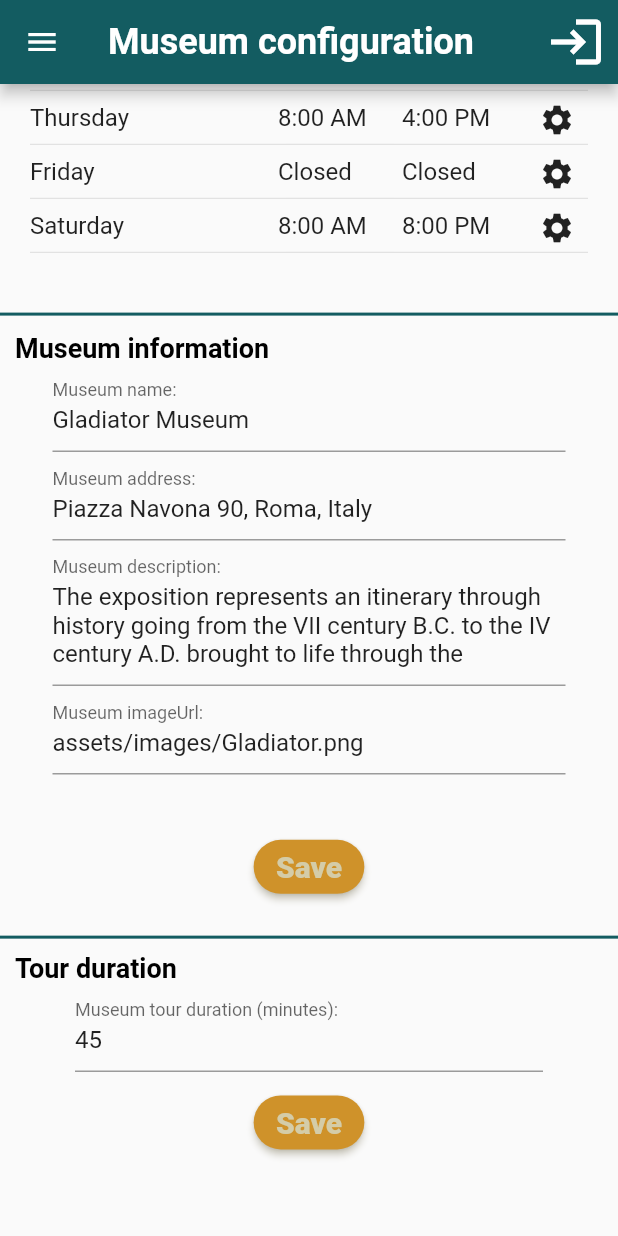
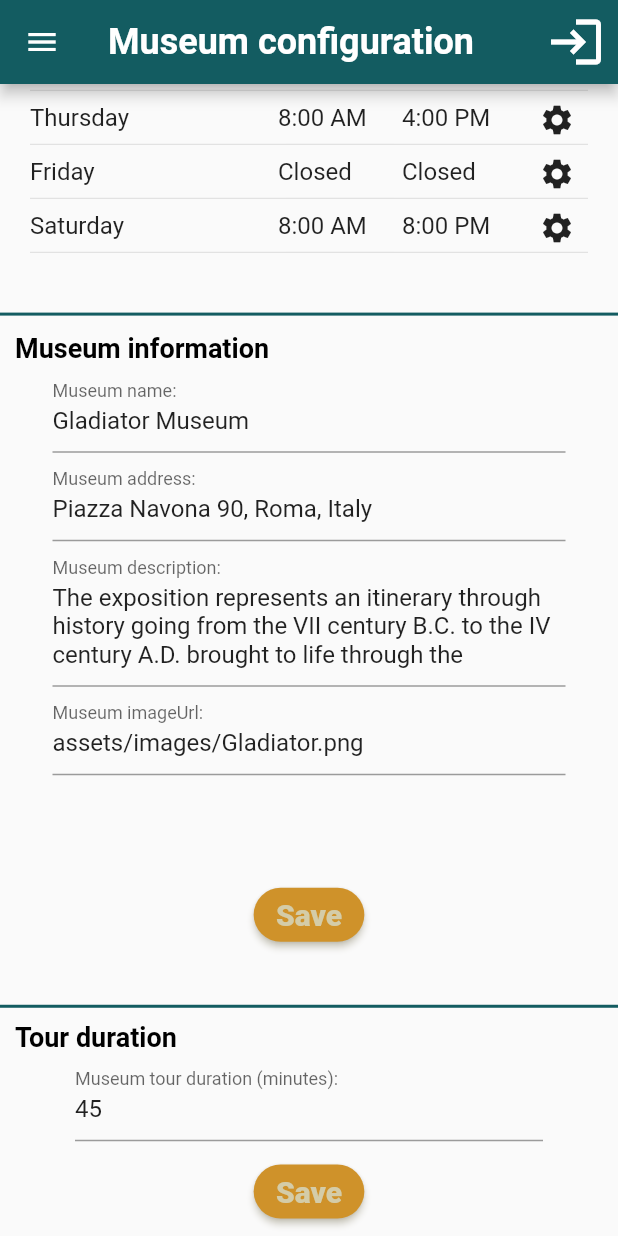
Before and after one commit to AIR-FOI-HR/AIR2101_FOAQ_TEAM_ZERO, a Flutter app: the SingleMuseumConfigurationScreen screen opened by its route, scrolled down 540 dp, on a phone screen of 412 x 824 dp. Run offline on Flutter 3.47's test engine with Material 2 defaults, Android fonts, the light colour scheme and no system bars; our stand-ins replace email_validator.

Commit message:
Changing some height

```diff
--- a/lib/screens/single_musem_configuration/single_museum_configuration_screen.dart
+++ b/lib/screens/single_musem_configuration/single_museum_configuration_screen.dart
@@ -74,7 +74,7 @@ class SingleMuseumConfigurationScreen extends StatelessWidget {
               height: (mediaQuery.size.height -
                       appBarProperty.preferredSize.height -
                       mediaQuery.padding.top) *
-                  0.52,
+                  0.58,
               child: SingleMuseumInformation(museumData.id),
             ),
             divider,
--- a/lib/widgets/single_musum_inforamtion/single_museum_inforamtion.dart
+++ b/lib/widgets/single_musum_inforamtion/single_museum_inforamtion.dart
@@ -210,7 +210,7 @@ class _SingleMuseumInformationState extends State<SingleMuseumInformation> {
                 ),
               ),
               SizedBox(
-                height: constraints.maxHeight * 0.03,
+                height: constraints.maxHeight * 0.02,
               ),
               Align(
                   alignment: Alignment.center,
```
